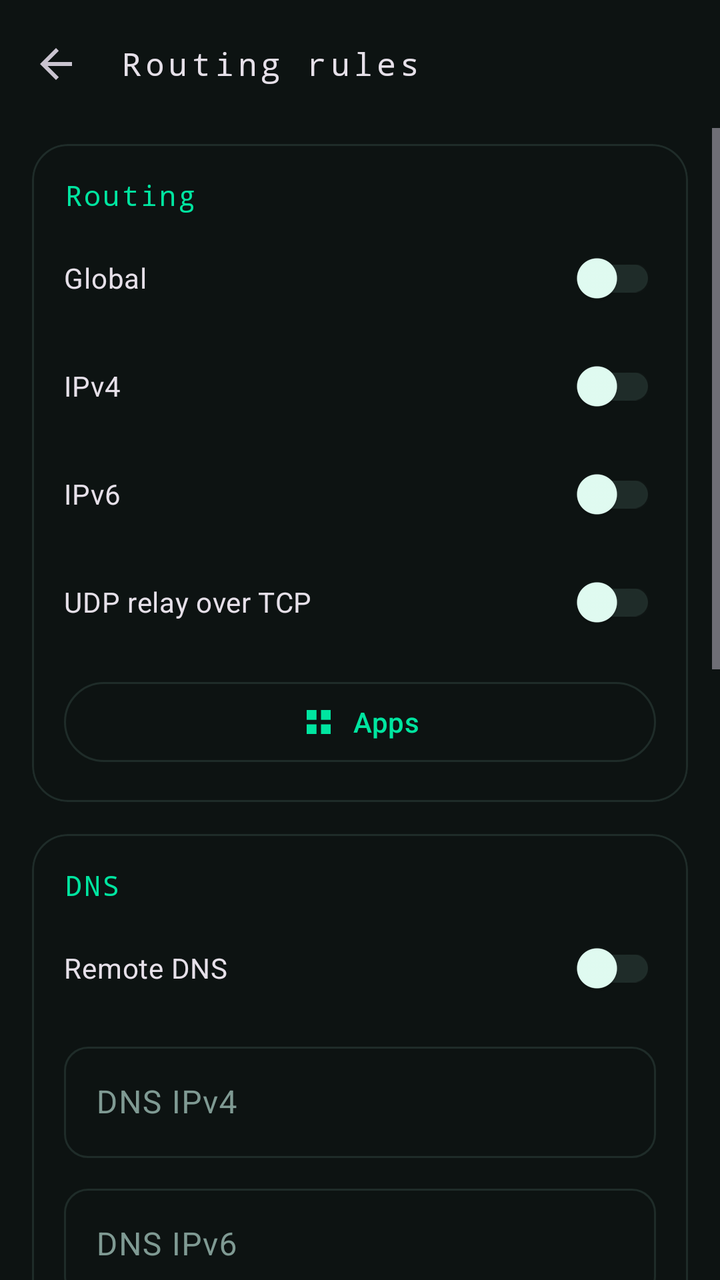
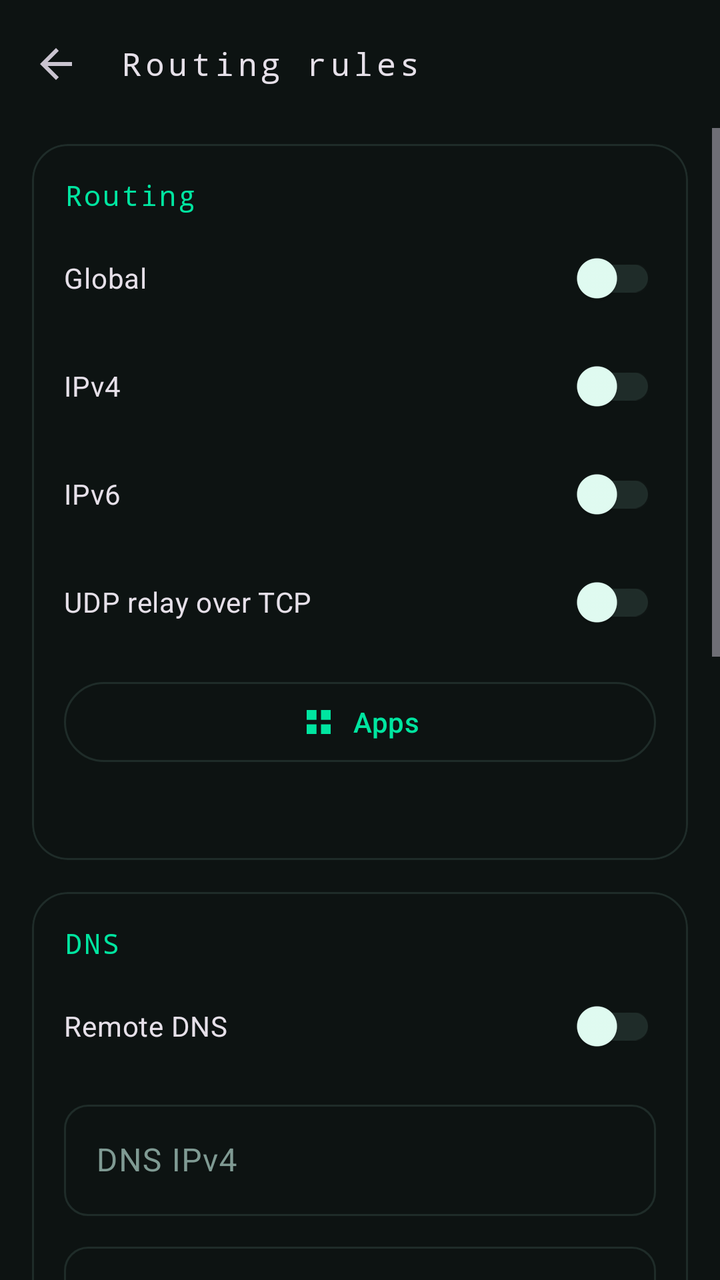

Two renders of the same Android screen: before a commit and after it. Below are the layout's source before the change and the commit's diff.
<!-- AndroidManifest.xml: application theme Theme.TunVPN -->
<!-- res/layout/activity_rules_hub.xml -->
<?xml version="1.0" encoding="utf-8"?>
<LinearLayout xmlns:android="http://schemas.android.com/apk/res/android"
	xmlns:app="http://schemas.android.com/apk/res-auto"
	android:orientation="vertical"
	android:layout_width="match_parent"
	android:layout_height="match_parent"
	android:background="?attr/colorSurface">
	<com.google.android.material.appbar.MaterialToolbar
		android:id="@+id/toolbar"
		android:layout_width="match_parent"
		android:layout_height="?attr/actionBarSize"
		app:navigationIcon="?attr/homeAsUpIndicator"
		app:title="@string/rules"
		app:titleTextAppearance="@style/TextAppearance.TunVPN.Toolbar"/>
	<ScrollView
		android:layout_width="match_parent"
		android:layout_height="0dp"
		android:layout_weight="1"
		android:clipToPadding="false"
		android:fillViewport="true">
		<LinearLayout
			android:orientation="vertical"
			android:layout_width="match_parent"
			android:layout_height="wrap_content"
			android:paddingLeft="16dp"
			android:paddingRight="16dp"
			android:paddingTop="8dp"
			android:paddingBottom="24dp">

			
			<com.google.android.material.card.MaterialCardView
				style="@style/Widget.TunVPN.Card"
				android:layout_width="match_parent"
				android:layout_height="wrap_content">
				<LinearLayout
					android:orientation="vertical"
					android:layout_width="match_parent"
					android:layout_height="wrap_content"
					android:padding="16dp">
					<TextView
						android:layout_width="match_parent"
						android:layout_height="wrap_content"
						android:text="@string/section_routing"
						android:textAppearance="@style/TextAppearance.TunVPN.Section"/>
					<androidx.appcompat.widget.SwitchCompat
						android:id="@+id/global"
						android:layout_width="match_parent"
						android:layout_height="wrap_content"
						android:layout_marginTop="8dp"
						android:text="@string/global"/>
					<androidx.appcompat.widget.SwitchCompat
						android:id="@+id/ipv4"
						android:layout_width="match_parent"
						android:layout_height="wrap_content"
						android:layout_marginTop="6dp"
						android:text="@string/ipv4"/>
					<androidx.appcompat.widget.SwitchCompat
						android:id="@+id/ipv6"
						android:layout_width="match_parent"
						android:layout_height="wrap_content"
						android:layout_marginTop="6dp"
						android:text="@string/ipv6"/>
					<androidx.appcompat.widget.SwitchCompat
						android:id="@+id/udp_in_tcp"
						android:layout_width="match_parent"
						android:layout_height="wrap_content"
						android:layout_marginTop="6dp"
						android:text="@string/udp_in_tcp"/>
					<com.google.android.material.button.MaterialButton
						android:id="@+id/apps"
						style="?attr/materialButtonOutlinedStyle"
						android:layout_width="match_parent"
						android:layout_height="wrap_content"
						android:layout_marginTop="12dp"
						android:minHeight="48dp"
						android:text="@string/apps"
						android:textSize="14sp"
						app:cornerRadius="24dp"
						app:icon="@drawable/ic_apps"
						app:iconGravity="textStart"
						app:iconPadding="8dp"/>
				</LinearLayout>
			</com.google.android.material.card.MaterialCardView>

			
			<com.google.android.material.card.MaterialCardView
				style="@style/Widget.TunVPN.Card"
				android:layout_width="match_parent"
				android:layout_height="wrap_content"
				android:layout_marginTop="16dp">
				<LinearLayout
					android:orientation="vertical"
					android:layout_width="match_parent"
					android:layout_height="wrap_content"
					android:padding="16dp">
					<TextView
						android:layout_width="match_parent"
						android:layout_height="wrap_content"
						android:text="@string/section_dns"
						android:textAppearance="@style/TextAppearance.TunVPN.Section"/>
					<androidx.appcompat.widget.SwitchCompat
						android:id="@+id/remote_dns"
						android:layout_width="match_parent"
						android:layout_height="wrap_content"
						android:layout_marginTop="8dp"
						android:text="@string/remote_dns"/>
					<com.google.android.material.textfield.TextInputLayout
						android:id="@+id/til_dns_ipv4"
						style="@style/Widget.TunVPN.TextInputLayout"
						android:layout_width="match_parent"
						android:layout_height="wrap_content"
						android:layout_marginTop="10dp"
						android:hint="@string/dns_ipv4">
						<com.google.android.material.textfield.TextInputEditText
							android:id="@+id/dns_ipv4"
							android:layout_width="match_parent"
							android:layout_height="wrap_content"
							android:inputType="text"
							android:maxLines="1"/>
					</com.google.android.material.textfield.TextInputLayout>
					<com.google.android.material.textfield.TextInputLayout
						android:id="@+id/til_dns_ipv6"
						style="@style/Widget.TunVPN.TextInputLayout"
						android:layout_width="match_parent"
						android:layout_height="wrap_content"
						android:layout_marginTop="10dp"
						android:hint="@string/dns_ipv6">
						<com.google.android.material.textfield.TextInputEditText
							android:id="@+id/dns_ipv6"
							android:layout_width="match_parent"
							android:layout_height="wrap_content"
							android:inputType="text"
							android:maxLines="1"/>
					</com.google.android.material.textfield.TextInputLayout>
				</LinearLayout>
			</com.google.android.material.card.MaterialCardView>

			
			<com.google.android.material.card.MaterialCardView
				style="@style/Widget.TunVPN.Card"
				android:layout_width="match_parent"
				android:layout_height="wrap_content"
				android:layout_marginTop="16dp">
				<LinearLayout
					android:orientation="vertical"
					android:layout_width="match_parent"
					android:layout_height="wrap_content"
					android:padding="16dp">
					<TextView
						android:layout_width="match_parent"
						android:layout_height="wrap_content"
						android:text="@string/rules"
						android:textAppearance="@style/TextAppearance.TunVPN.Section"/>
					<TextView
						android:layout_width="match_parent"
						android:layout_height="wrap_content"
						android:layout_marginTop="4dp"
						android:text="@string/rules_hint"
						android:textAppearance="@style/TextAppearance.TunVPN.Hint"/>
					<TextView
						android:layout_width="match_parent"
						android:layout_height="wrap_content"
						android:layout_marginTop="12dp"
						android:text="@string/rule_strategy_label"
						android:textAppearance="?attr/textAppearanceBodyMedium"
						android:textColor="?attr/colorOnSurface"/>
					<Spinner
						android:id="@+id/rules_strategy"
						android:layout_width="match_parent"
						android:layout_height="wrap_content"
						android:minHeight="48dp"
						android:spinnerMode="dropdown"/>
					<TextView
						android:id="@+id/rules_mode_hint"
						android:layout_width="match_parent"
						android:layout_height="wrap_content"
						android:layout_marginTop="4dp"
						android:textAppearance="@style/TextAppearance.TunVPN.Hint"/>
					<androidx.appcompat.widget.SwitchCompat
						android:id="@+id/rules_default_proxy"
						android:layout_width="match_parent"
						android:layout_height="wrap_content"
						android:layout_marginTop="8dp"
						android:text="@string/rules_default_proxy"/>
					<LinearLayout
						android:orientation="horizontal"
						android:layout_width="match_parent"
						android:layout_height="wrap_content"
						android:layout_marginTop="10dp">
						<Spinner
							android:id="@+id/rule_type"
							android:layout_width="0dp"
							android:layout_weight="1"
							android:layout_height="wrap_content"
							android:minHeight="48dp"
							android:spinnerMode="dropdown"/>
						<Spinner
							android:id="@+id/rule_action"
							android:layout_width="0dp"
							android:layout_weight="1"
							android:layout_height="wrap_content"
							android:layout_marginStart="12dp"
							android:minHeight="48dp"
							android:spinnerMode="dropdown"/>
					</LinearLayout>
					<com.google.android.material.textfield.TextInputLayout
						style="@style/Widget.TunVPN.TextInputLayout"
						android:layout_width="match_parent"
						android:layout_height="wrap_content"
						android:layout_marginTop="10dp"
						android:hint="@string/rule_value_hint">
						<com.google.android.material.textfield.TextInputEditText
							android:id="@+id/rule_value"
							android:layout_width="match_parent"
							android:layout_height="wrap_content"
							android:inputType="text"
							android:maxLines="1"/>
					</com.google.android.material.textfield.TextInputLayout>
					<com.google.android.material.button.MaterialButton
						android:id="@+id/rule_add"
						style="?attr/materialButtonOutlinedStyle"
						android:layout_width="match_parent"
						android:layout_height="wrap_content"
						android:layout_marginTop="10dp"
						android:minHeight="48dp"
						android:text="@string/rule_add"
						android:textSize="14sp"
						app:cornerRadius="24dp"/>
					<com.google.android.material.button.MaterialButton
						android:id="@+id/rules_preset_cn"
						style="?attr/materialButtonOutlinedStyle"
						android:layout_width="match_parent"
						android:layout_height="wrap_content"
						android:layout_marginTop="10dp"
						android:minHeight="48dp"
						android:text="@string/rules_preset_cn"
						android:textSize="14sp"
						app:cornerRadius="24dp"/>
					<LinearLayout
						android:id="@+id/rules_list"
						android:orientation="vertical"
						android:layout_width="match_parent"
						android:layout_height="wrap_content"
						android:layout_marginTop="12dp"/>
					<TextView
						android:id="@+id/rules_empty"
						android:layout_width="match_parent"
						android:layout_height="wrap_content"
						android:layout_marginTop="12dp"
						android:text="@string/rule_empty"
						android:textAppearance="@style/TextAppearance.TunVPN.Hint"/>
				</LinearLayout>
			</com.google.android.material.card.MaterialCardView>
		</LinearLayout>
	</ScrollView>
</LinearLayout>
<!-- resources referenced by this layout -->
<resources>
  <!-- drawable ic_apps (drawable) -->
  <?xml version="1.0" encoding="utf-8"?>
  <vector xmlns:android="http://schemas.android.com/apk/res/android"
  	android:width="24dp"
  	android:height="24dp"
  	android:viewportWidth="24"
  	android:viewportHeight="24">
  	<path
  		android:fillColor="?attr/colorControlNormal"
  		android:pathData="M4,4h6.5v6.5H4zM13.5,4H20v6.5h-6.5zM4,13.5h6.5V20H4zM13.5,13.5H20V20h-6.5z"/>
  </vector>
  <string name="apps">Apps</string>
  <string name="dns_ipv4">DNS IPv4</string>
  <string name="dns_ipv6">DNS IPv6</string>
  <string name="global">Global</string>
  <string name="ipv4">IPv4</string>
  <string name="ipv6">IPv6</string>
  <string name="remote_dns">Remote DNS</string>
  <string name="rule_add">Add</string>
  <string name="rule_empty">No rules, everything follows the switch above</string>
  <string name="rule_strategy_label">分流策略</string>
  <string name="rule_value_hint">Domain / IP / CIDR (e.g. 10.0.0.0/8)</string>
  <string name="rules">Routing rules</string>
  <string name="rules_default_proxy">Unmatched traffic uses the proxy</string>
  <string name="rules_hint">先选「分流策略」，再按需添加规则：域名后缀 / 域名关键字 / 国家(GeoIP) / IP / 进程名 → 代理或直连；未命中的按底部开关处理。订阅自带规则不参与，修改后重新连接生效。</string>
  <string name="rules_preset_cn">国内直连预设</string>
  <string name="section_dns">DNS</string>
  <string name="section_routing">Routing</string>
  <string name="udp_in_tcp">UDP relay over TCP</string>
  <style name="TextAppearance.TunVPN.Hint" parent="TextAppearance.Material3.BodyMedium">
  		<item name="android:textColor">?attr/colorOnSurfaceVariant</item>
  		<item name="android:lineSpacingMultiplier">1.15</item>
  	</style>
  <style name="TextAppearance.TunVPN.Section" parent="TextAppearance.Material3.TitleSmall">
  		<item name="android:textColor">?attr/colorPrimary</item>
  		<item name="fontFamily">monospace</item>
  		<item name="android:fontFamily">monospace</item>
  		<item name="android:letterSpacing">0.08</item>
  	</style>
  <style name="TextAppearance.TunVPN.Toolbar" parent="TextAppearance.Material3.TitleMedium">
  		<item name="fontFamily">monospace</item>
  		<item name="android:fontFamily">monospace</item>
  		<item name="android:letterSpacing">0.12</item>
  	</style>
  <style name="Widget.TunVPN.Card" parent="Widget.Material3.CardView.Outlined">
  		<item name="cardCornerRadius">18dp</item>
  		<item name="cardBackgroundColor">?attr/colorSurface</item>
  		<item name="strokeColor">?attr/colorOutline</item>
  		<item name="strokeWidth">1dp</item>
  	</style>
  <style name="Widget.TunVPN.TextInputLayout" parent="Widget.Material3.TextInputLayout.OutlinedBox">
  		<item name="boxCornerRadiusTopStart">12dp</item>
  		<item name="boxCornerRadiusTopEnd">12dp</item>
  		<item name="boxCornerRadiusBottomStart">12dp</item>
  		<item name="boxCornerRadiusBottomEnd">12dp</item>
  	</style>
</resources>

<!-- the commit's change to res/layout/activity_rules_hub.xml (unified diff, before → after) -->
@@ -79,6 +79,12 @@
 						app:icon="@drawable/ic_apps"
 						app:iconGravity="textStart"
 						app:iconPadding="8dp"/>
+					<TextView
+						android:id="@+id/routing_scope_hint"
+						android:layout_width="match_parent"
+						android:layout_height="wrap_content"
+						android:layout_marginTop="10dp"
+						android:textAppearance="@style/TextAppearance.TunVPN.Hint"/>
 				</LinearLayout>
 			</com.google.android.material.card.MaterialCardView>
 
